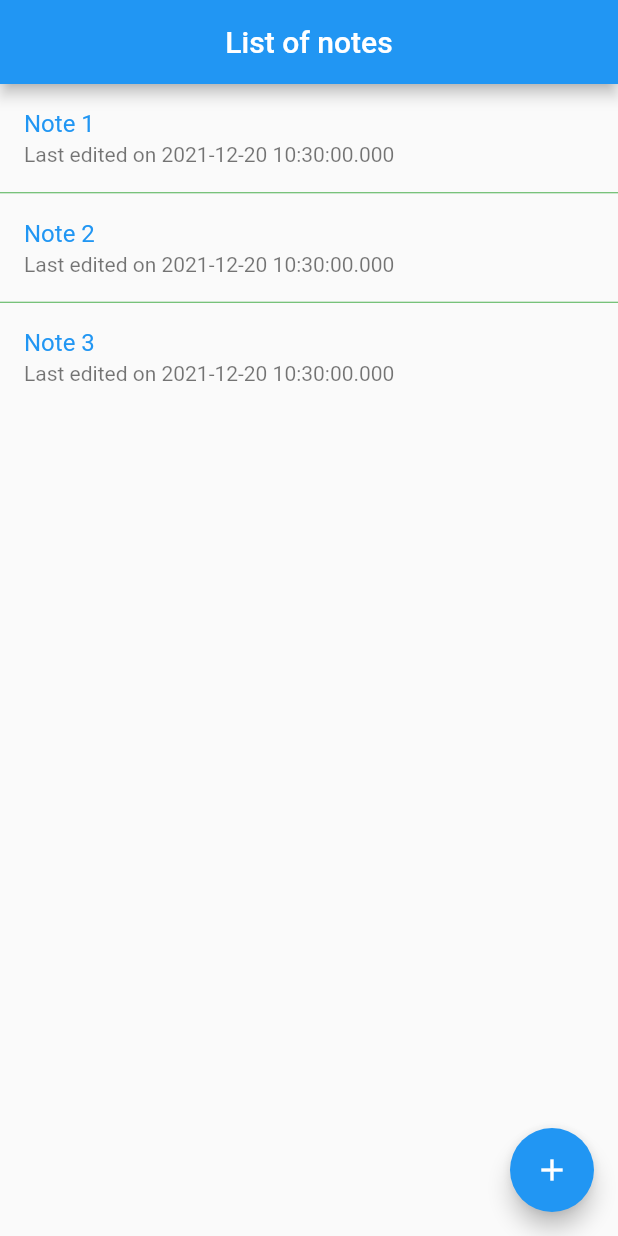
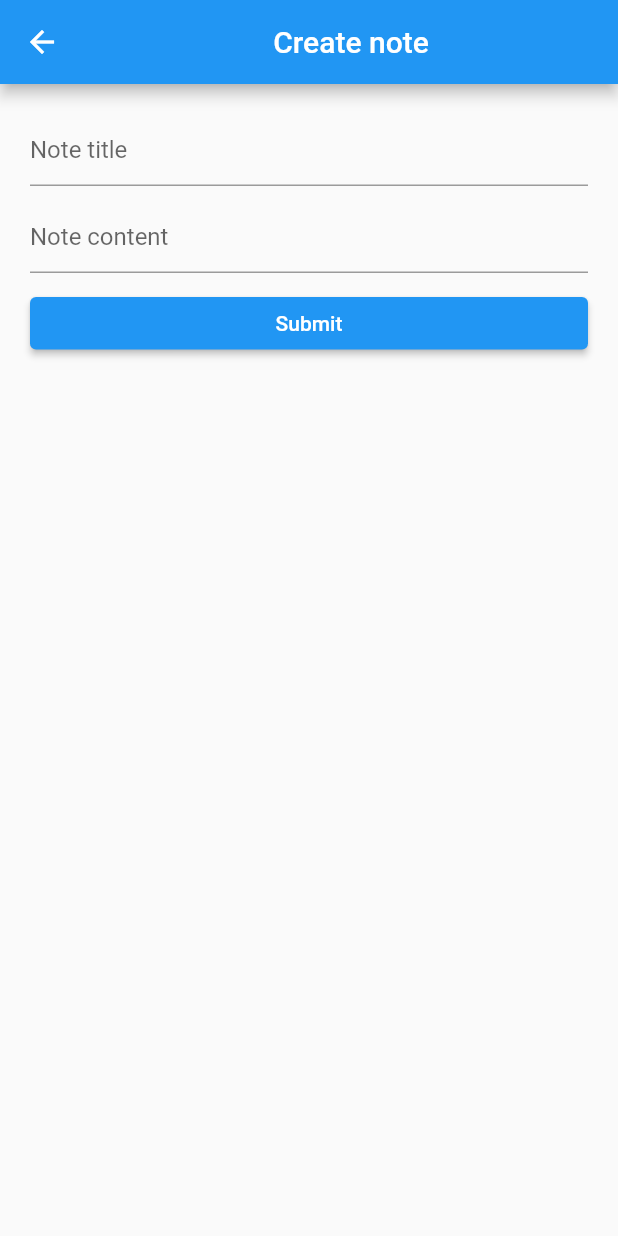
Before and after one commit to Abdugaffarkutbiddinov/rest_api_notes, a Flutter app: the screen it shows after launch, after a tap on the "add" icon, on a phone screen of 412 x 824 dp. Run offline on Flutter 3.47's test engine with Material 2 defaults, Android fonts, the phone set to English and light mode, and no system bars.

Commit message:
view part of the project implemented

```diff
--- a/lib/views/note_list.dart
+++ b/lib/views/note_list.dart
@@ -1,5 +1,7 @@
 import 'package:flutter/material.dart';
 import 'package:rest_api_notes_project/models/note_for_listing.dart';
+import 'package:rest_api_notes_project/views/note_delete.dart';
+import 'package:rest_api_notes_project/views/note_modify.dart';
 
 class NoteList extends StatelessWidget {
   NoteList({Key? key}) : super(key: key);
@@ -21,6 +23,10 @@ class NoteList extends StatelessWidget {
         lastEditedDateTime: DateTime.now()),
   ];
 
+  String _formatDateTime(DateTime dateTime) {
+    return '${dateTime.day}/${dateTime.month}/${dateTime.year}';
+  }
+
   @override
   Widget build(BuildContext context) {
     return Scaffold(
@@ -28,7 +34,10 @@ class NoteList extends StatelessWidget {
         title: Center(child: const Text('List of notes')),
       ),
       floatingActionButton: FloatingActionButton(
-        onPressed: () {},
+        onPressed: () {
+          Navigator.of(context)
+              .push(MaterialPageRoute(builder: (_) => NoteModify()));
+        },
         child: const Icon(Icons.add),
       ),
       body: ListView.separated(
@@ -37,12 +46,41 @@ class NoteList extends StatelessWidget {
                 color: Colors.green,
               ),
           itemBuilder: (_, index) {
-            return ListTile(
-              title: Text(
-                notes[index].noteTitle,
-                style: TextStyle(color: Theme.of(context).primaryColor),
+            return Dismissible(
+              key: ValueKey(notes[index].noteID),
+              direction: DismissDirection.startToEnd,
+              onDismissed: (direction) {},
+              confirmDismiss: (direction) async {
+                final result = await showDialog(
+                    context: context, builder: (_) => NoteDelete());
+                print(result);
+                return result;
+              },
+              background: Container(
+                color: Colors.redAccent,
+                padding: EdgeInsets.only(left: 16.0),
+                child: Align(
+                  child: Icon(
+                    Icons.delete,
+                    color: Colors.white,
+                  ),
+                  alignment: Alignment.centerLeft,
+                ),
               ),
-              subtitle: Text('Last edited on ${notes[index].lastEditedDateTime}'),
+              child: ListTile(
+                title: Text(
+                  notes[index].noteTitle,
+                  style: TextStyle(color: Theme.of(context).primaryColor),
+                ),
+                subtitle: Text(
+                    'Last edited on ${_formatDateTime(notes[index].lastEditedDateTime)}'),
+                onTap: () {
+                  Navigator.of(context).push(MaterialPageRoute(
+                      builder: (_) => NoteModify(
+                            noteId: notes[index].noteID,
+                          )));
+                },
+              ),
             );
           },
           itemCount: notes.length),
--- /dev/null
+++ b/lib/views/note_modify.dart
@@ -0,0 +1,47 @@
+import 'package:flutter/material.dart';
+
+class NoteModify extends StatelessWidget {
+  final String? noteId;
+
+  bool get isEditing => noteId != null;
+
+  NoteModify({this.noteId});
+
+  @override
+  Widget build(BuildContext context) {
+    return Scaffold(
+      appBar: AppBar(
+        title: Center(child: Text(isEditing ? 'Edit note' : 'Create note')),
+      ),
+      body: Padding(
+        padding: const EdgeInsets.all(20.0),
+        child: Column(
+          children: [
+            TextField(
+              decoration: InputDecoration(hintText: 'Note title'),
+            ),
+            SizedBox(
+              height: 10,
+            ),
+            TextField(
+              decoration: InputDecoration(hintText: 'Note content'),
+            ),
+            SizedBox(
+              height: 16,
+            ),
+            SizedBox(
+              width: double.infinity,
+              height: 35,
+              child: ElevatedButton(
+                onPressed: () {
+                  Navigator.of(context).pop();
+                },
+                child: Text('Submit'),
+              ),
+            )
+          ],
+        ),
+      ),
+    );
+  }
+}
```
Also changed, not shown: lib/views/note_delete.dart (added, +26 -0 lines).
